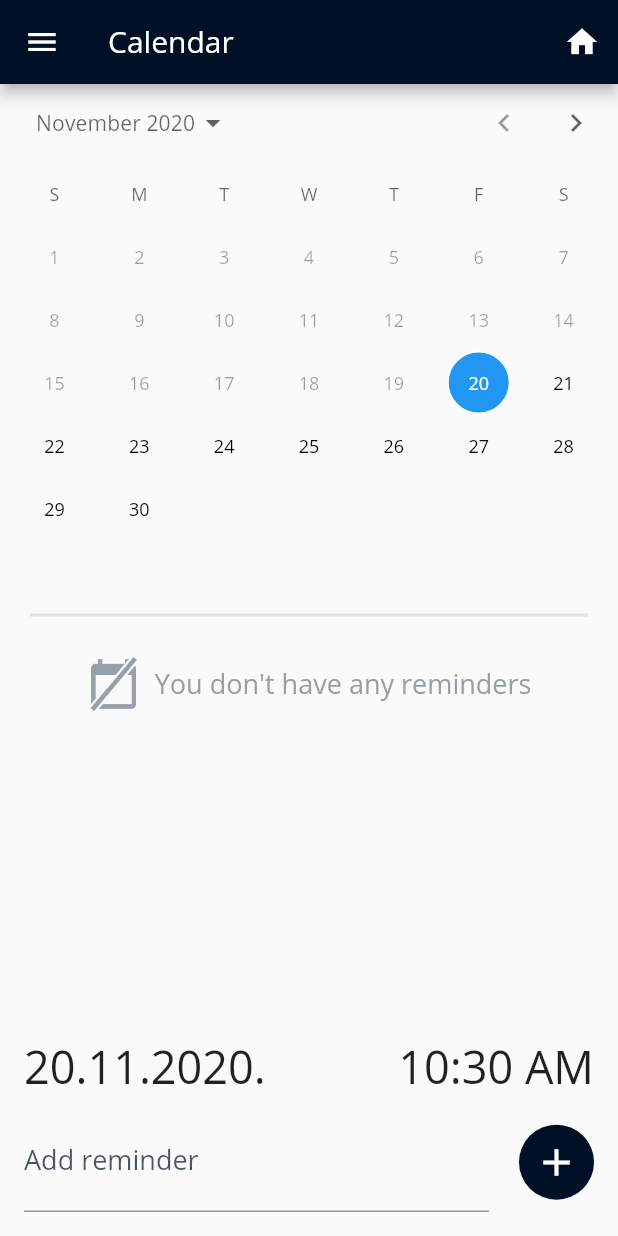
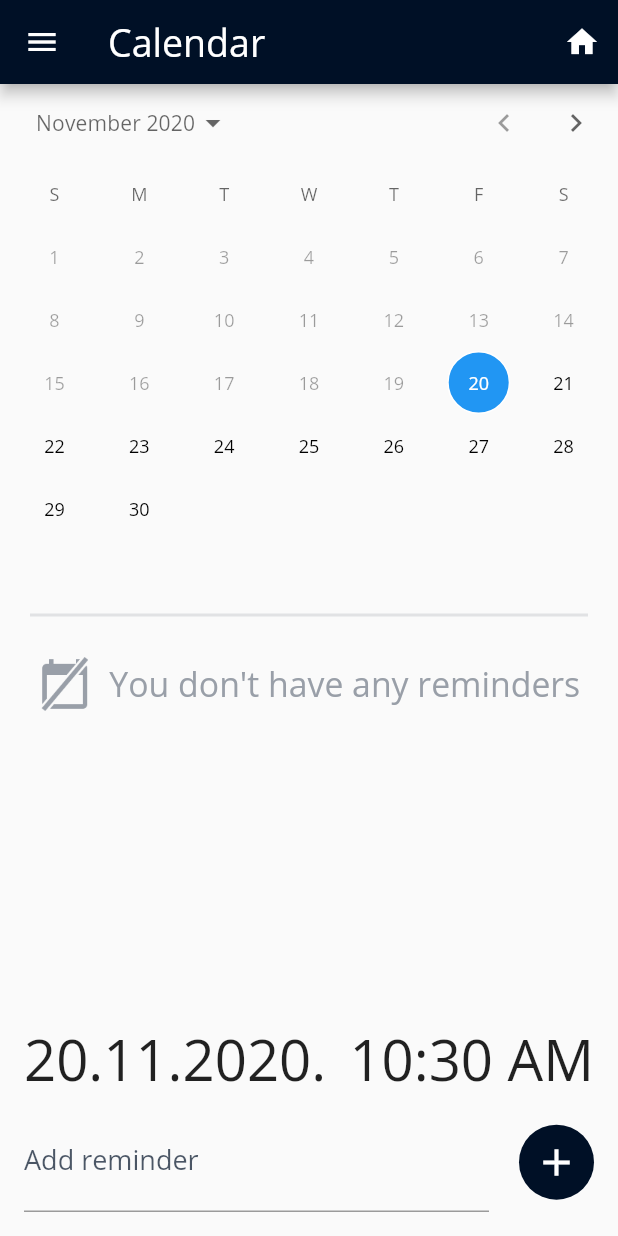
Before and after one commit to hrvojeBencik/notify, a Flutter app: the CalendarScreen screen opened by its route, on a phone screen of 412 x 824 dp. Run offline on Flutter 3.47's test engine with Material 2 defaults, Android fonts, the phone set to English and light mode, and no system bars; our stand-ins replace flutter_keyboard_visibility, shared_preferences; accounts and stored records are empty.

Commit message:
Fixed textScaleFactor

```diff
--- a/lib/screens/add_note_screen.dart
+++ b/lib/screens/add_note_screen.dart
@@ -54,7 +54,10 @@ class _AddNoteScreenState extends State<AddNoteScreen> {
     return Scaffold(
       backgroundColor: Theme.of(context).primaryColor,
       appBar: AppBar(
-        title: Text(widget.isChanging ? "Change note" : "Add note"),
+        title: Text(
+          widget.isChanging ? "Change note" : "Add note",
+          textScaleFactor: 1.25,
+        ),
         elevation: 0,
         actions: [
           if (widget.isChanging)
--- a/lib/screens/calendar_screen.dart
+++ b/lib/screens/calendar_screen.dart
@@ -52,7 +52,10 @@ class _CalendarScreenState extends State<CalendarScreen> {
     return Scaffold(
       drawer: CustomDrawer(),
       appBar: AppBar(
-        title: Text("Calendar"),
+        title: Text(
+          "Calendar",
+          textScaleFactor: 1.25,
+        ),
         actions: [
           IconButton(
             icon: Icon(Icons.home),
@@ -108,6 +111,7 @@ class _CalendarScreenState extends State<CalendarScreen> {
                                     fontSize: 18,
                                     color: Color(0xFF999FA8),
                                   ),
+                                  textScaleFactor: 1.25,
                                 ),
                               ],
                             ),
@@ -134,6 +138,7 @@ class _CalendarScreenState extends State<CalendarScreen> {
                           style: TextStyle(
                             fontSize: 30,
                           ),
+                          textScaleFactor: 1.25,
                         ),
                         GestureDetector(
                           onTap: () async {
@@ -152,6 +157,7 @@ class _CalendarScreenState extends State<CalendarScreen> {
                             style: TextStyle(
                               fontSize: 30,
                             ),
+                            textScaleFactor: 1.25,
                           ),
                         ),
                       ],
@@ -181,7 +187,8 @@ class _CalendarScreenState extends State<CalendarScreen> {
                                   color: Theme.of(context).primaryColor,
                                   width: 2,
                                 ),
-                                )),
+                              ),
+                            ),
                           ),
                         ),
                         SizedBox(width: 20),
--- a/lib/screens/home_screen.dart
+++ b/lib/screens/home_screen.dart
@@ -42,6 +42,7 @@ class _HomeScreenState extends State<HomeScreen> {
                 fontSize: 82,
                 color: Theme.of(context).accentColor,
               ),
+              textScaleFactor: 1,
             ),
             SizedBox(
               height: 60,
@@ -102,6 +103,7 @@ class _HomeScreenState extends State<HomeScreen> {
                 fontWeight: FontWeight.w600,
                 color: Theme.of(context).primaryColor,
               ),
+              textScaleFactor: 1,
             ),
             Spacer(),
             Icon(
--- a/lib/screens/notes_screen.dart
+++ b/lib/screens/notes_screen.dart
@@ -44,6 +44,7 @@ class _NotesScreenState extends State<NotesScreen> {
           style: TextStyle(
             fontWeight: FontWeight.bold,
           ),
+          textScaleFactor: 1.25,
         ),
         actions: [
           IconButton(
@@ -85,6 +86,7 @@ class _NotesScreenState extends State<NotesScreen> {
                       fontSize: 18,
                       color: Color(0xFF999FA8),
                     ),
+                    textScaleFactor: 1.25,
                   ),
                 ],
               ),
--- a/lib/screens/shopping_list_screen.dart
+++ b/lib/screens/shopping_list_screen.dart
@@ -59,6 +59,7 @@ class _ShoppingListScreenState extends State<ShoppingListScreen> {
                 style: TextStyle(
                   fontWeight: FontWeight.bold,
                 ),
+                textScaleFactor: 1.25,
               ),
               actions: [
                 IconButton(
@@ -111,6 +112,7 @@ class _ShoppingListScreenState extends State<ShoppingListScreen> {
                                           fontSize: 18,
                                           color: Color(0xFF999FA8),
                                         ),
+                                        textScaleFactor: 1.25,
                                       ),
                                     ],
                                   ),
--- a/lib/screens/todo_screen.dart
+++ b/lib/screens/todo_screen.dart
@@ -56,6 +56,7 @@ class _ToDoScreenState extends State<ToDoScreen> {
                 style: TextStyle(
                   fontWeight: FontWeight.bold,
                 ),
+                textScaleFactor: 1.25,
               ),
               actions: [
                 IconButton(
@@ -103,6 +104,7 @@ class _ToDoScreenState extends State<ToDoScreen> {
                                         fontSize: 18,
                                         color: Color(0xFF999FA8),
                                       ),
+                                      textScaleFactor: 1.25,
                                     ),
                                   ],
                                 ),
--- a/lib/widgets/add_item.dart
+++ b/lib/widgets/add_item.dart
@@ -26,8 +26,9 @@ class _AddItemState extends State<AddItem> {
           left: 30,
           bottom: 20,
         ),
+        color: Theme.of(context).canvasColor,
         width: size.width,
-        height: 80,
+        height: 120,
         child: Row(
           children: [
             Expanded(
@@ -40,6 +41,9 @@ class _AddItemState extends State<AddItem> {
                   textCapitalization: TextCapitalization.sentences,
                   autocorrect: false,
                   cursorColor: Theme.of(context).primaryColor,
+                  style: TextStyle(
+                    fontSize: 18,
+                  ),
                   decoration: InputDecoration(
                     labelText: widget.screen == HomeScreen.routeName
                         ? "Add Task"
--- a/lib/widgets/custom_list_tile.dart
+++ b/lib/widgets/custom_list_tile.dart
@@ -53,6 +53,7 @@ class CustomListTile extends StatelessWidget {
               fontSize: 20,
               fontWeight: FontWeight.w600,
             ),
+            textScaleFactor: 1.25,
           ),
         ),
       ),
--- a/lib/widgets/reminder_tile.dart
+++ b/lib/widgets/reminder_tile.dart
@@ -54,6 +54,7 @@ class _ReminderTileState extends State<ReminderTile> {
               fontWeight: FontWeight.bold,
               color: Theme.of(context).primaryColor,
             ),
+            textScaleFactor: 1.25,
           ),
           subtitle: Row(
             mainAxisAlignment: MainAxisAlignment.spaceBetween,
@@ -62,6 +63,7 @@ class _ReminderTileState extends State<ReminderTile> {
                 DateFormat('dd.MM.yyyy.').format(
                   DateTime.tryParse(widget.date),
                 ),
+                textScaleFactor: 1.40,
                 style: TextStyle(
                   fontSize: 16,
                   fontWeight: FontWeight.bold,
@@ -75,6 +77,7 @@ class _ReminderTileState extends State<ReminderTile> {
                   fontWeight: FontWeight.bold,
                   color: Theme.of(context).primaryColor.withOpacity(0.7),
                 ),
+                textScaleFactor: 1.40,
               ),
             ],
           ),
--- a/lib/widgets/todo_list_tile.dart
+++ b/lib/widgets/todo_list_tile.dart
@@ -57,6 +57,7 @@ class _ToDoListTileState extends State<ToDoListTile> {
             fontSize: 20,
             fontWeight: FontWeight.w600,
           ),
+          textScaleFactor: 1.25,
         ),
         trailing: Transform.scale(
           scale: 1.4,
```
Also changed, not shown: lib/widgets/note_tile.dart (+6 -1 lines), 1 other file. Lines whose indentation alone changed are shown as unchanged.
